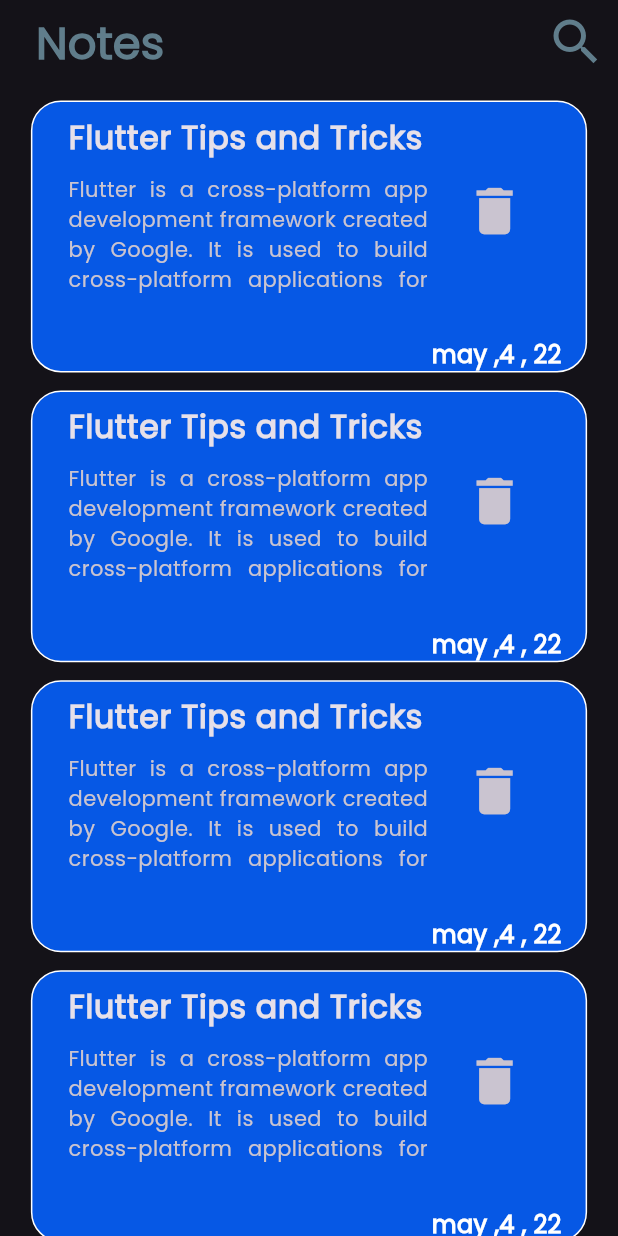
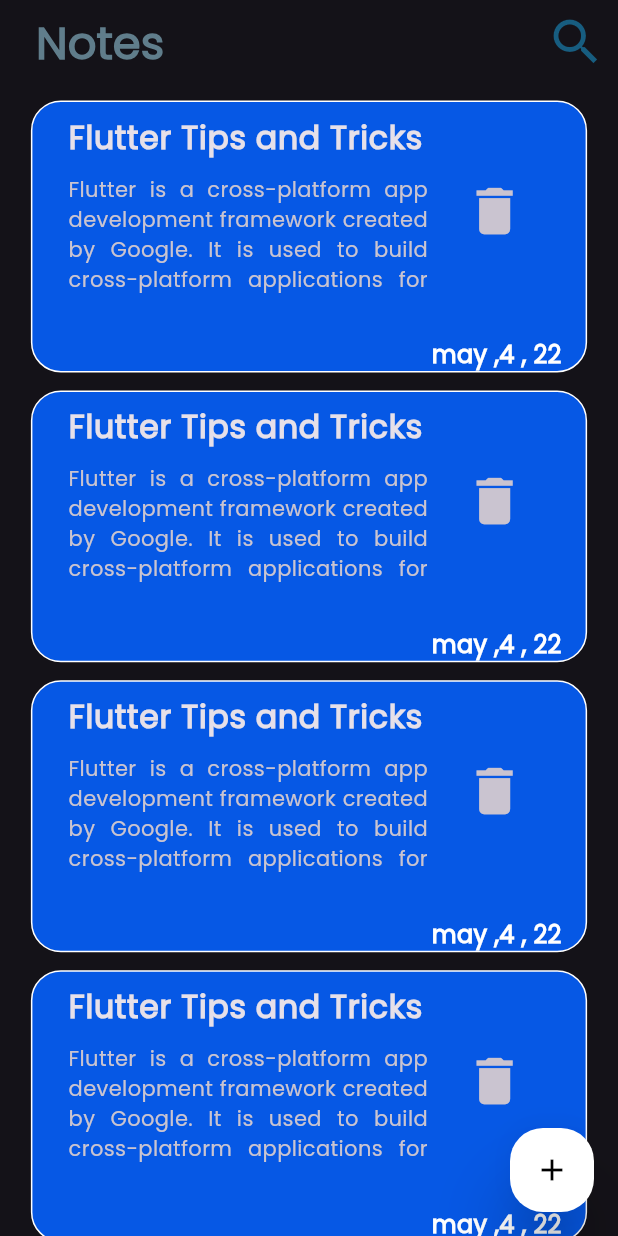
Before and after one commit to belalSoliman/notesy, a Flutter app: the screen it shows after launch, on a phone screen of 412 x 824 dp. Run offline on Flutter 3.47's test engine with Material 3 defaults, Android fonts, the light colour scheme and no system bars; drawn by our look-alikes of auto_size_text.

Commit message:
Add Floating Action Button to Home Page and Update Search Icon Color
This commit introduces a new Floating Action Button (FAB) to the Home Page of the Notesy application. The FAB is implemented as a separate widget, `FloatingBtn`, and is included in the `HomePage` widget. Additionally, the color of the search icon in the app bar has been updated to a custom color for better visibility and consistency with the application's design theme.

The `FloatingBtn` widget is a simple implementation of a `FloatingActionButton` with custom styling, including background and foreground colors, shape, and elevation properties. This addition enhances the user experience by providing a clear and accessible way to add new notes directly from the home screen.

The search icon's color change is a minor but important update to improve the visual appeal and usability of the app bar. The new color choice is more in line with the application's color scheme, making the icon stand out more effectively against the app bar background.

```diff
--- a/lib/views/home_page.dart
+++ b/lib/views/home_page.dart
@@ -1,5 +1,7 @@
 import 'package:flutter/material.dart';
 import 'package:notesy/views/notes_view.dart';
+
+import 'package:notesy/views/widget/floating_btn.dart';
 
 class HomePage extends StatelessWidget {
   const HomePage({super.key});
@@ -7,6 +9,7 @@
   @override
   Widget build(BuildContext context) {
     return Scaffold(
+      floatingActionButton: const FloatingBtn(),
       appBar: AppBar(
         shape: const RoundedRectangleBorder(
           borderRadius: BorderRadius.vertical(
@@ -29,7 +32,7 @@
             icon: const Icon(
               Icons.search,
               size: 40,
-              color: Colors.blueGrey,
+              color: Color.fromARGB(255, 23, 93, 128),
             ),
           )
         ],
--- /dev/null
+++ b/lib/views/widget/floating_btn.dart
@@ -0,0 +1,23 @@
+import 'package:flutter/material.dart';
+
+class FloatingBtn extends StatelessWidget {
+  const FloatingBtn({super.key});
+
+  @override
+  Widget build(BuildContext context) {
+    return FloatingActionButton(
+      backgroundColor: Colors.white,
+      foregroundColor: Colors.black,
+      shape: const RoundedRectangleBorder(
+        borderRadius: BorderRadius.all(
+          Radius.circular(22),
+        ),
+      ),
+      elevation: 20,
+      splashColor: Colors.cyan,
+      highlightElevation: 20,
+      onPressed: () {},
+      child: const Icon(Icons.add),
+    );
+  }
+}
```
